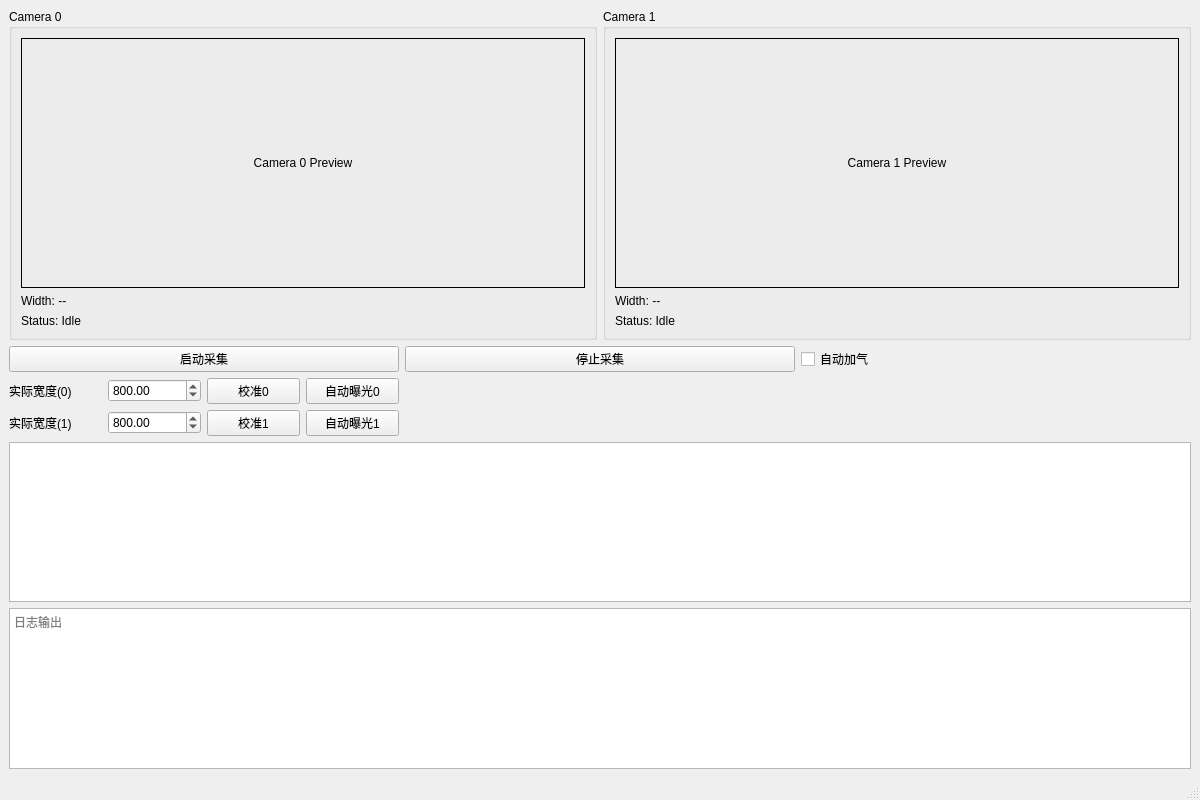
Qt form xingaodaapp.ui (ba7lgj-dev/MyOpenCV) before a commit.
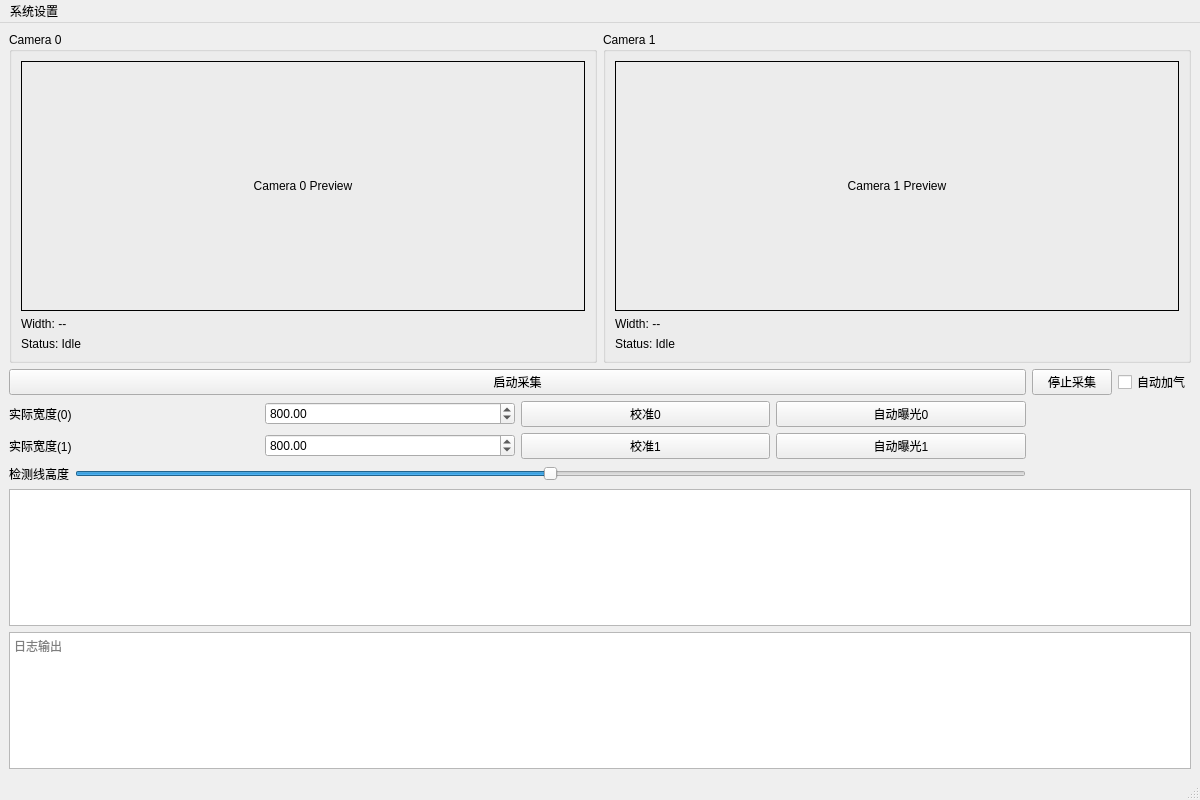
The same form after that commit. Custom widgets are drawn as their Qt base class.

The edit to the form file:
```diff
--- a/xingaodaapp.ui
+++ b/xingaodaapp.ui
@@ -196,6 +196,33 @@
         </item>
        </layout>
       </item>
+      <item row="3" column="0">
+       <layout class="QHBoxLayout" name="horizontalLayout_3">
+        <item>
+         <widget class="QLabel" name="labelLineHeight">
+          <property name="text">
+           <string>检测线高度</string>
+          </property>
+         </widget>
+        </item>
+        <item>
+         <widget class="QSlider" name="sliderLine">
+          <property name="orientation">
+           <enum>Qt::Horizontal</enum>
+          </property>
+          <property name="minimum">
+           <number>0</number>
+          </property>
+          <property name="maximum">
+           <number>100</number>
+          </property>
+          <property name="value">
+           <number>50</number>
+          </property>
+         </widget>
+        </item>
+       </layout>
+      </item>
      </layout>
     </item>
     <item>
@@ -210,7 +237,27 @@
     </item>
    </layout>
   </widget>
-  <widget class="QMenuBar" name="menubar"/>
+  <widget class="QMenuBar" name="menubar">
+   <property name="geometry">
+    <rect>
+     <x>0</x>
+     <y>0</y>
+     <width>1200</width>
+     <height>22</height>
+    </rect>
+   </property>
+   <widget class="QMenu" name="menuSystem">
+    <property name="title">
+     <string>系统设置</string>
+    </property>
+    <addaction name="actionCamera"/>
+    <addaction name="actionDetect"/>
+    <addaction name="actionPump"/>
+    <addaction name="actionPush"/>
+    <addaction name="actionResetConfig"/>
+   </widget>
+   <addaction name="menuSystem"/>
+  </widget>
   <widget class="QStatusBar" name="statusbar"/>
  </widget>
  <customwidgets>
```
Left out of the diff: 25 changed lines with no effect on the pictures.
